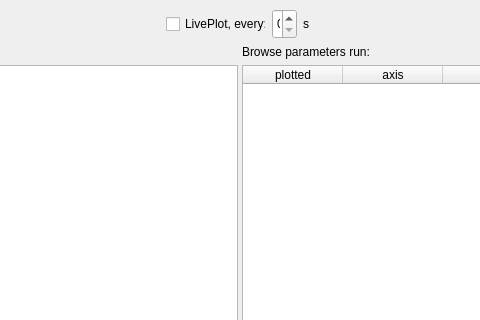
The window that ui/main.ui (pyplotter/pyplotter) describes before a commit, drawn with Qt 5; both pictures show x 272 to 752 and y 0 to 320 of the 1024 by 766 pixel window.
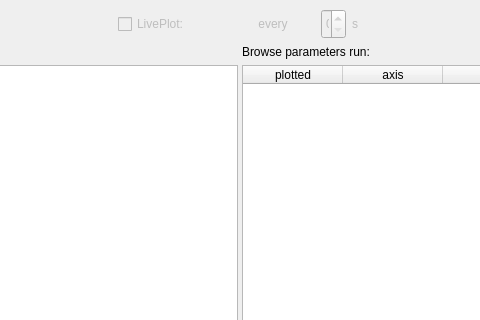
The same window after the commit.

Patch:
```diff
--- a/ui/main.ui
+++ b/ui/main.ui
@@ -29,19 +29,57 @@
           </property>
           <item>
            <widget class="QCheckBox" name="checkBoxLivePlot">
+            <property name="enabled">
+             <bool>false</bool>
+            </property>
             <property name="maximumSize">
              <size>
-              <width>100</width>
+              <width>65</width>
               <height>30</height>
              </size>
             </property>
             <property name="text">
-             <string>LivePlot, every:</string>
+             <string>LivePlot:</string>
+            </property>
+           </widget>
+          </item>
+          <item>
+           <widget class="QLabel" name="labelLivePlotDataBase">
+            <property name="enabled">
+             <bool>false</bool>
+            </property>
+            <property name="maximumSize">
+             <size>
+              <width>60</width>
+              <height>30</height>
+             </size>
+            </property>
+            <property name="text">
+             <string/>
+            </property>
+           </widget>
+          </item>
+          <item>
+           <widget class="QLabel" name="labelLivePlot2">
+            <property name="enabled">
+             <bool>false</bool>
+            </property>
+            <property name="maximumSize">
+             <size>
+              <width>60</width>
+              <height>30</height>
+             </size>
+            </property>
+            <property name="text">
+             <string> every</string>
             </property>
            </widget>
           </item>
           <item>
            <widget class="QSpinBox" name="spinBoxLivePlot">
+            <property name="enabled">
+             <bool>false</bool>
+            </property>
             <property name="maximumSize">
              <size>
               <width>25</width>
@@ -51,7 +89,10 @@
            </widget>
           </item>
           <item>
-           <widget class="QLabel" name="label">
+           <widget class="QLabel" name="labelLivePlot">
+            <property name="enabled">
+             <bool>false</bool>
+            </property>
             <property name="maximumSize">
              <size>
               <width>10</width>
```
